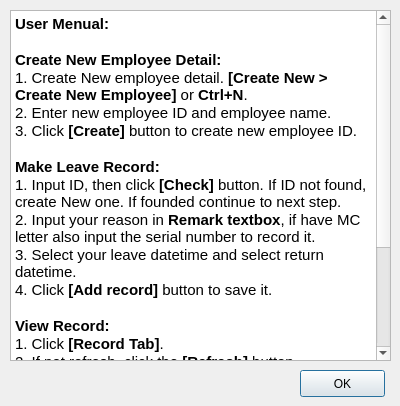
Weemy96/slms, file howtouse.ui: the form before one commit.
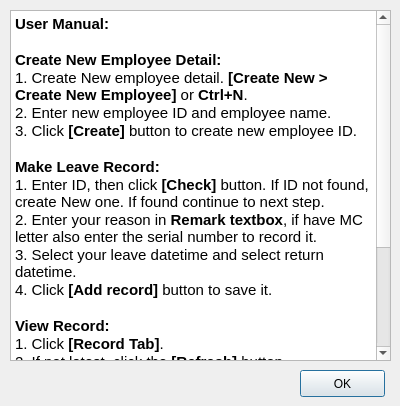
The form after the commit.

Diff of the .ui file:
```diff
--- a/howtouse.ui
+++ b/howtouse.ui
@@ -10,6 +10,18 @@
     <height>406</height>
    </rect>
   </property>
+  <property name="minimumSize">
+   <size>
+    <width>400</width>
+    <height>406</height>
+   </size>
+  </property>
+  <property name="maximumSize">
+   <size>
+    <width>400</width>
+    <height>406</height>
+   </size>
+  </property>
   <property name="windowTitle">
    <string>How to Use</string>
   </property>
@@ -27,7 +39,7 @@
 &lt;html&gt;&lt;head&gt;&lt;meta name=&quot;qrichtext&quot; content=&quot;1&quot; /&gt;&lt;style type=&quot;text/css&quot;&gt;
 p, li { white-space: pre-wrap; }
 &lt;/style&gt;&lt;/head&gt;&lt;body style=&quot; font-family:'SFNS Display'; font-size:11pt; font-weight:400; font-style:normal;&quot;&gt;
-&lt;p style=&quot; margin-top:0px; margin-bottom:0px; margin-left:0px; margin-right:0px; -qt-block-indent:0; text-indent:0px;&quot;&gt;&lt;span style=&quot; font-weight:600;&quot;&gt;User Menual:&lt;/span&gt;&lt;/p&gt;
+&lt;p style=&quot; margin-top:0px; margin-bottom:0px; margin-left:0px; margin-right:0px; -qt-block-indent:0; text-indent:0px;&quot;&gt;&lt;span style=&quot; font-weight:600;&quot;&gt;User Manual:&lt;/span&gt;&lt;/p&gt;
 &lt;p style=&quot;-qt-paragraph-type:empty; margin-top:0px; margin-bottom:0px; margin-left:0px; margin-right:0px; -qt-block-indent:0; text-indent:0px; font-weight:600;&quot;&gt;&lt;br /&gt;&lt;/p&gt;
 &lt;p style=&quot; margin-top:0px; margin-bottom:0px; margin-left:0px; margin-right:0px; -qt-block-indent:0; text-indent:0px;&quot;&gt;&lt;span style=&quot; font-weight:600;&quot;&gt;Create New Employee Detail:&lt;/span&gt;&lt;/p&gt;
 &lt;p style=&quot; margin-top:0px; margin-bottom:0px; margin-left:0px; margin-right:0px; -qt-block-indent:0; text-indent:0px;&quot;&gt;1. Create New employee detail. &lt;span style=&quot; font-weight:600;&quot;&gt;[Create New &amp;gt; Create New Employee]&lt;/span&gt; or &lt;span style=&quot; font-weight:600;&quot;&gt;Ctrl+N&lt;/span&gt;.&lt;/p&gt;
@@ -35,17 +47,17 @@
 &lt;p style=&quot; margin-top:0px; margin-bottom:0px; margin-left:0px; margin-right:0px; -qt-block-indent:0; text-indent:0px;&quot;&gt;3. Click &lt;span style=&quot; font-weight:600;&quot;&gt;[Create] &lt;/span&gt;button to create new employee ID.&lt;/p&gt;
 &lt;p style=&quot;-qt-paragraph-type:empty; margin-top:0px; margin-bottom:0px; margin-left:0px; margin-right:0px; -qt-block-indent:0; text-indent:0px;&quot;&gt;&lt;br /&gt;&lt;/p&gt;
 &lt;p style=&quot; margin-top:0px; margin-bottom:0px; margin-left:0px; margin-right:0px; -qt-block-indent:0; text-indent:0px;&quot;&gt;&lt;span style=&quot; font-weight:600;&quot;&gt;Make Leave Record:&lt;/span&gt;&lt;/p&gt;
-&lt;p style=&quot; margin-top:0px; margin-bottom:0px; margin-left:0px; margin-right:0px; -qt-block-indent:0; text-indent:0px;&quot;&gt;1. Input ID, then click &lt;span style=&quot; font-weight:600;&quot;&gt;[Check] &lt;/span&gt;button. If ID not found, create New one. If founded continue to next step.&lt;/p&gt;
-&lt;p style=&quot; margin-top:0px; margin-bottom:0px; margin-left:0px; margin-right:0px; -qt-block-indent:0; text-indent:0px;&quot;&gt;2. Input your reason in &lt;span style=&quot; font-weight:600;&quot;&gt;Remark textbox&lt;/span&gt;, if have MC letter also input the serial number to record it.&lt;/p&gt;
+&lt;p style=&quot; margin-top:0px; margin-bottom:0px; margin-left:0px; margin-right:0px; -qt-block-indent:0; text-indent:0px;&quot;&gt;1. Enter ID, then click &lt;span style=&quot; font-weight:600;&quot;&gt;[Check] &lt;/span&gt;button. If ID not found, create New one. If found continue to next step.&lt;/p&gt;
+&lt;p style=&quot; margin-top:0px; margin-bottom:0px; margin-left:0px; margin-right:0px; -qt-block-indent:0; text-indent:0px;&quot;&gt;2. Enter your reason in &lt;span style=&quot; font-weight:600;&quot;&gt;Remark textbox&lt;/span&gt;, if have MC letter also enter the serial number to record it.&lt;/p&gt;
 &lt;p style=&quot; margin-top:0px; margin-bottom:0px; margin-left:0px; margin-right:0px; -qt-block-indent:0; text-indent:0px;&quot;&gt;3. Select your leave datetime and select return datetime.&lt;/p&gt;
 &lt;p style=&quot; margin-top:0px; margin-bottom:0px; margin-left:0px; margin-right:0px; -qt-block-indent:0; text-indent:0px;&quot;&gt;4. Click &lt;span style=&quot; font-weight:600;&quot;&gt;[Add record]&lt;/span&gt; button to save it.&lt;/p&gt;
 &lt;p style=&quot;-qt-paragraph-type:empty; margin-top:0px; margin-bottom:0px; margin-left:0px; margin-right:0px; -qt-block-indent:0; text-indent:0px;&quot;&gt;&lt;br /&gt;&lt;/p&gt;
 &lt;p style=&quot; margin-top:0px; margin-bottom:0px; margin-left:0px; margin-right:0px; -qt-block-indent:0; text-indent:0px;&quot;&gt;&lt;span style=&quot; font-weight:600;&quot;&gt;View Record:&lt;/span&gt;&lt;/p&gt;
 &lt;p style=&quot; margin-top:0px; margin-bottom:0px; margin-left:0px; margin-right:0px; -qt-block-indent:0; text-indent:0px;&quot;&gt;1. Click &lt;span style=&quot; font-weight:600;&quot;&gt;[Record Tab]&lt;/span&gt;.&lt;/p&gt;
-&lt;p style=&quot; margin-top:0px; margin-bottom:0px; margin-left:0px; margin-right:0px; -qt-block-indent:0; text-indent:0px;&quot;&gt;2. If not refresh, click the &lt;span style=&quot; font-weight:600;&quot;&gt;[Refresh]&lt;/span&gt; button.&lt;/p&gt;
-&lt;p style=&quot; margin-top:0px; margin-bottom:0px; margin-left:0px; margin-right:0px; -qt-block-indent:0; text-indent:0px;&quot;&gt;3. Select row your need to view, if need more detail click &lt;span style=&quot; font-weight:600;&quot;&gt;[View]&lt;/span&gt; button.&lt;/p&gt;
-&lt;p style=&quot; margin-top:0px; margin-bottom:0px; margin-left:0px; margin-right:0px; -qt-block-indent:0; text-indent:0px;&quot;&gt;4. If your need to edit, select the row your want to edit, than click &lt;span style=&quot; font-weight:600;&quot;&gt;[Edit]&lt;/span&gt; button to edit.&lt;/p&gt;
-&lt;p style=&quot; margin-top:0px; margin-bottom:0px; margin-left:0px; margin-right:0px; -qt-block-indent:0; text-indent:0px;&quot;&gt;5. If your need to delete the record, just select the row your want to delete, than click &lt;span style=&quot; font-weight:600;&quot;&gt;[Delete]&lt;/span&gt; button to delete record.&lt;/p&gt;
+&lt;p style=&quot; margin-top:0px; margin-bottom:0px; margin-left:0px; margin-right:0px; -qt-block-indent:0; text-indent:0px;&quot;&gt;2. If not latest, click the &lt;span style=&quot; font-weight:600;&quot;&gt;[Refresh]&lt;/span&gt; button.&lt;/p&gt;
+&lt;p style=&quot; margin-top:0px; margin-bottom:0px; margin-left:0px; margin-right:0px; -qt-block-indent:0; text-indent:0px;&quot;&gt;3. Select row you need to view, if need more detail click &lt;span style=&quot; font-weight:600;&quot;&gt;[View]&lt;/span&gt; button.&lt;/p&gt;
+&lt;p style=&quot; margin-top:0px; margin-bottom:0px; margin-left:0px; margin-right:0px; -qt-block-indent:0; text-indent:0px;&quot;&gt;4. If you need to edit, select the row you want to edit, than click &lt;span style=&quot; font-weight:600;&quot;&gt;[Edit]&lt;/span&gt; button to edit.&lt;/p&gt;
+&lt;p style=&quot; margin-top:0px; margin-bottom:0px; margin-left:0px; margin-right:0px; -qt-block-indent:0; text-indent:0px;&quot;&gt;5. If you need to delete the record, just select the row you want to delete, than click &lt;span style=&quot; font-weight:600;&quot;&gt;[Delete]&lt;/span&gt; button or press &lt;span style=&quot; font-weight:600;&quot;&gt;[Delete key]&lt;/span&gt; to delete record.&lt;/p&gt;
 &lt;p style=&quot;-qt-paragraph-type:empty; margin-top:0px; margin-bottom:0px; margin-left:0px; margin-right:0px; -qt-block-indent:0; text-indent:0px;&quot;&gt;&lt;br /&gt;&lt;/p&gt;&lt;/body&gt;&lt;/html&gt;</string>
    </property>
   </widget>
```
